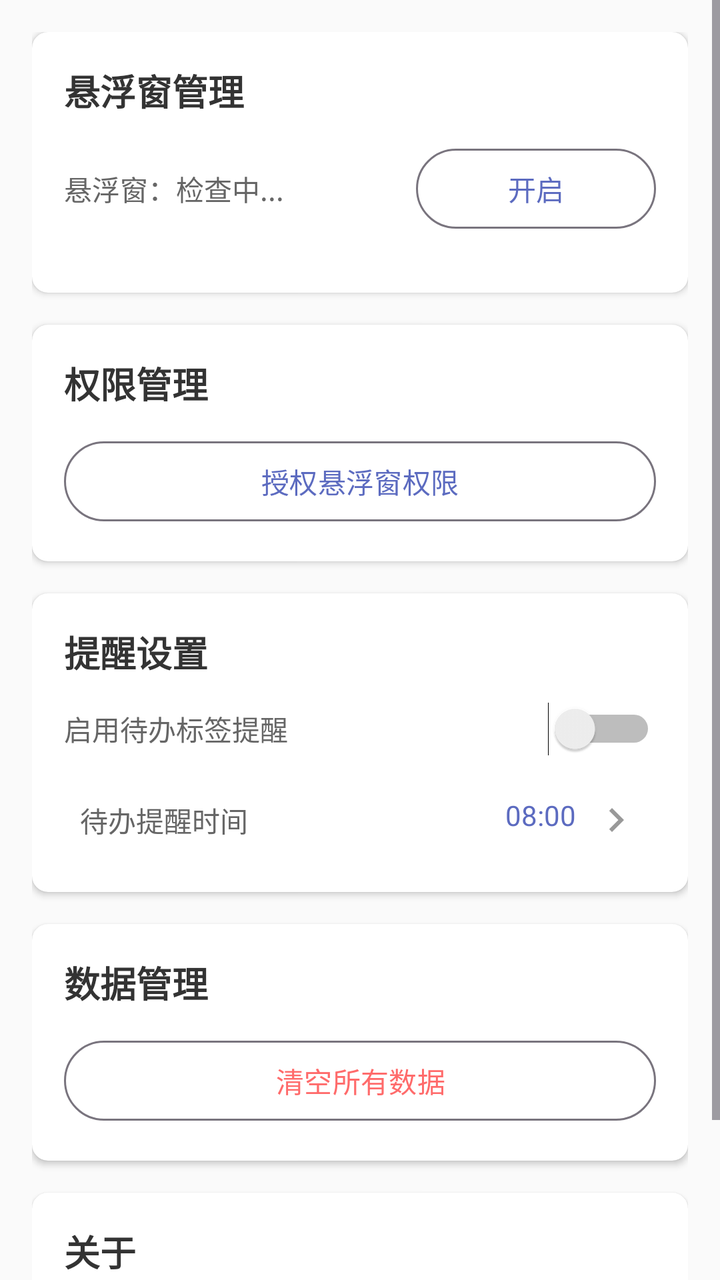
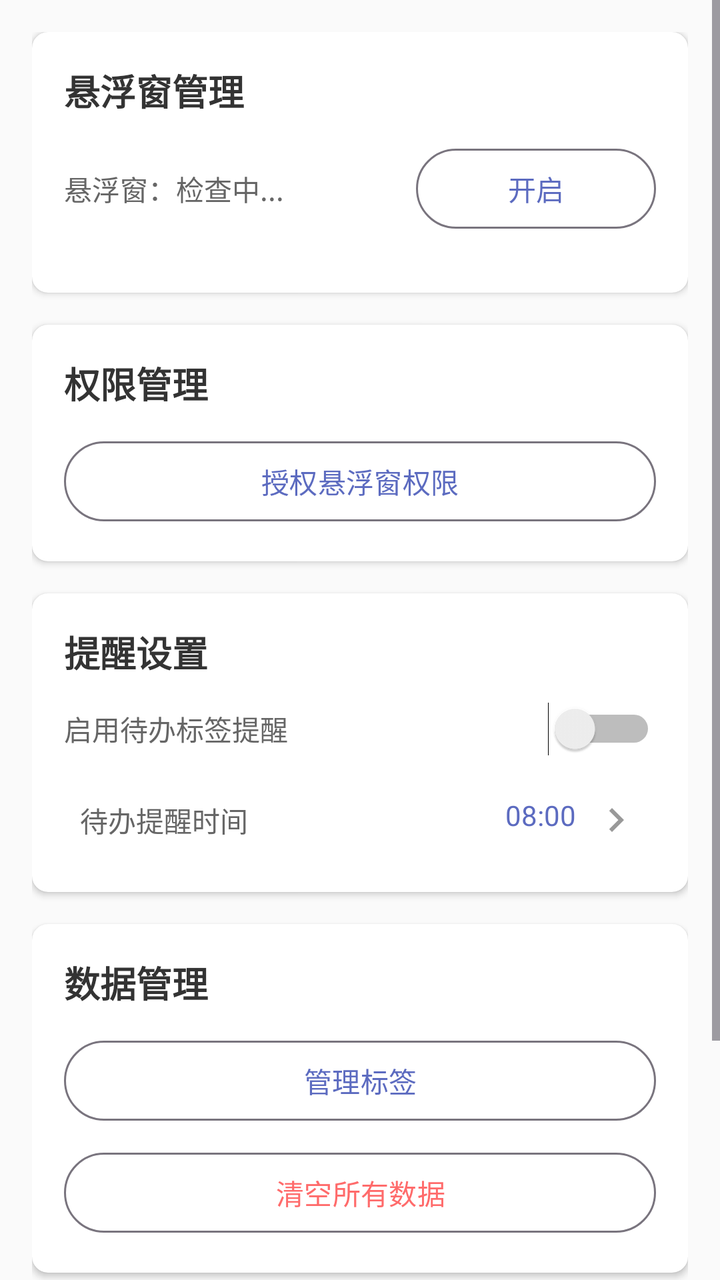

The first picture is an Android layout as it rendered before a commit; the second is the same layout after the commit. The layout source and the unified diff follow.
<!-- AndroidManifest.xml: application theme Theme.JishiClipboard -->
<!-- res/layout/fragment_settings.xml -->
<?xml version="1.0" encoding="utf-8"?>
<ScrollView xmlns:android="http://schemas.android.com/apk/res/android"
    xmlns:app="http://schemas.android.com/apk/res-auto"
    android:layout_width="match_parent"
    android:layout_height="match_parent"
    android:background="#FAFAFA">

    <LinearLayout
        android:layout_width="match_parent"
        android:layout_height="wrap_content"
        android:orientation="vertical"
        android:padding="16dp">

        
        <androidx.cardview.widget.CardView
            android:layout_width="match_parent"
            android:layout_height="wrap_content"
            android:layout_marginBottom="16dp"
            app:cardCornerRadius="8dp"
            app:cardElevation="2dp">

            <LinearLayout
                android:layout_width="match_parent"
                android:layout_height="wrap_content"
                android:orientation="vertical"
                android:padding="16dp">

                <TextView
                    android:layout_width="wrap_content"
                    android:layout_height="wrap_content"
                    android:text="悬浮窗管理"
                    android:textSize="18sp"
                    android:textStyle="bold"
                    android:textColor="#333333"
                    android:layout_marginBottom="12dp" />

                <LinearLayout
                    android:layout_width="match_parent"
                    android:layout_height="wrap_content"
                    android:orientation="horizontal"
                    android:gravity="center_vertical"
                    android:layout_marginBottom="12dp">

                    <TextView
                        android:id="@+id/statusText"
                        android:layout_width="0dp"
                        android:layout_height="wrap_content"
                        android:layout_weight="1"
                        android:text="悬浮窗：检查中..."
                        android:textSize="14sp"
                        android:textColor="#666666" />

                    <Button
                        android:id="@+id/toggleButton"
                        android:layout_width="wrap_content"
                        android:layout_height="wrap_content"
                        android:text="开启"
                        android:minWidth="120dp"
                        style="@style/Widget.Material3.Button.OutlinedButton" />

                </LinearLayout>

            </LinearLayout>

        </androidx.cardview.widget.CardView>

        
        <androidx.cardview.widget.CardView
            android:layout_width="match_parent"
            android:layout_height="wrap_content"
            android:layout_marginBottom="16dp"
            app:cardCornerRadius="8dp"
            app:cardElevation="2dp">

            <LinearLayout
                android:layout_width="match_parent"
                android:layout_height="wrap_content"
                android:orientation="vertical"
                android:padding="16dp">

                <TextView
                    android:layout_width="wrap_content"
                    android:layout_height="wrap_content"
                    android:text="权限管理"
                    android:textSize="18sp"
                    android:textStyle="bold"
                    android:textColor="#333333"
                    android:layout_marginBottom="12dp" />

                <Button
                    android:id="@+id/permissionButton"
                    android:layout_width="match_parent"
                    android:layout_height="wrap_content"
                    android:text="授权悬浮窗权限"
                    android:textSize="14sp"
                    style="@style/Widget.Material3.Button.OutlinedButton" />

            </LinearLayout>

        </androidx.cardview.widget.CardView>

        
        <androidx.cardview.widget.CardView
            android:layout_width="match_parent"
            android:layout_height="wrap_content"
            android:layout_marginBottom="16dp"
            app:cardCornerRadius="8dp"
            app:cardElevation="2dp">

            <LinearLayout
                android:layout_width="match_parent"
                android:layout_height="wrap_content"
                android:orientation="vertical"
                android:padding="16dp">

                <TextView
                    android:layout_width="wrap_content"
                    android:layout_height="wrap_content"
                    android:text="提醒设置"
                    android:textSize="18sp"
                    android:textStyle="bold"
                    android:textColor="#333333"
                    android:layout_marginBottom="12dp" />

                
                <LinearLayout
                    android:layout_width="match_parent"
                    android:layout_height="wrap_content"
                    android:orientation="horizontal"
                    android:gravity="center_vertical"
                    android:layout_marginBottom="12dp">

                    <TextView
                        android:layout_width="0dp"
                        android:layout_height="wrap_content"
                        android:layout_weight="1"
                        android:text="启用待办标签提醒"
                        android:textSize="14sp"
                        android:textColor="#666666" />

                    <Switch
                        android:id="@+id/todoReminderSwitch"
                        android:layout_width="wrap_content"
                        android:layout_height="wrap_content" />

                </LinearLayout>

                
                <LinearLayout
                    android:id="@+id/todoReminderTimeLayout"
                    android:layout_width="match_parent"
                    android:layout_height="wrap_content"
                    android:orientation="horizontal"
                    android:gravity="center_vertical"
                    android:background="?attr/selectableItemBackground"
                    android:padding="8dp"
                    android:clickable="true"
                    android:focusable="true">

                    <TextView
                        android:layout_width="0dp"
                        android:layout_height="wrap_content"
                        android:layout_weight="1"
                        android:text="待办提醒时间"
                        android:textSize="14sp"
                        android:textColor="#666666" />

                    <TextView
                        android:id="@+id/todoReminderTimeText"
                        android:layout_width="wrap_content"
                        android:layout_height="wrap_content"
                        android:text="08:00"
                        android:textSize="14sp"
                        android:textColor="@color/primary"
                        android:drawableEnd="@drawable/ic_arrow_right"
                        android:drawablePadding="8dp" />

                </LinearLayout>

            </LinearLayout>

        </androidx.cardview.widget.CardView>

        
        <androidx.cardview.widget.CardView
            android:layout_width="match_parent"
            android:layout_height="wrap_content"
            android:layout_marginBottom="16dp"
            app:cardCornerRadius="8dp"
            app:cardElevation="2dp">

            <LinearLayout
                android:layout_width="match_parent"
                android:layout_height="wrap_content"
                android:orientation="vertical"
                android:padding="16dp">

                <TextView
                    android:layout_width="wrap_content"
                    android:layout_height="wrap_content"
                    android:text="数据管理"
                    android:textSize="18sp"
                    android:textStyle="bold"
                    android:textColor="#333333"
                    android:layout_marginBottom="12dp" />

                <Button
                    android:id="@+id/clearDataButton"
                    android:layout_width="match_parent"
                    android:layout_height="wrap_content"
                    android:text="清空所有数据"
                    android:textSize="14sp"
                    style="@style/Widget.Material3.Button.OutlinedButton"
                    android:textColor="#FF6B6B" />

            </LinearLayout>

        </androidx.cardview.widget.CardView>

        
        <androidx.cardview.widget.CardView
            android:layout_width="match_parent"
            android:layout_height="wrap_content"
            android:layout_marginBottom="16dp"
            app:cardCornerRadius="8dp"
            app:cardElevation="2dp">

            <LinearLayout
                android:layout_width="match_parent"
                android:layout_height="wrap_content"
                android:orientation="vertical"
                android:padding="16dp">

                <TextView
                    android:layout_width="wrap_content"
                    android:layout_height="wrap_content"
                    android:text="关于"
                    android:textSize="18sp"
                    android:textStyle="bold"
                    android:textColor="#333333"
                    android:layout_marginBottom="8dp" />

                <TextView
                    android:layout_width="wrap_content"
                    android:layout_height="wrap_content"
                    android:text="版本 1.0\n© 2024 及时记"
                    android:textSize="12sp"
                    android:textColor="#666666"
                    android:lineSpacingExtra="2dp" />

            </LinearLayout>

        </androidx.cardview.widget.CardView>

    </LinearLayout>

</ScrollView>
<!-- resources referenced by this layout -->
<resources>
  <color name="primary">#5C6BC0</color>
  <!-- drawable ic_arrow_right (drawable) -->
  <?xml version="1.0" encoding="utf-8"?>
  <vector xmlns:android="http://schemas.android.com/apk/res/android"
      android:width="24dp"
      android:height="24dp"
      android:viewportWidth="24"
      android:viewportHeight="24">
      <path
          android:fillColor="#999999"
          android:pathData="M10,6L8.59,7.41 13.17,12l-4.58,4.59L10,18l6,-6z"/>
  </vector>
  <style name="Theme.JishiClipboard" parent="Base.Theme.JishiClipboard" />
  <style name="Base.Theme.JishiClipboard" parent="Theme.Material3.DayNight.NoActionBar">
          <item name="colorPrimary">@color/primary</item>
          <item name="colorPrimaryDark">@color/primary_dark</item>
      </style>
  <color name="primary_dark">#3F51B5</color>
</resources>

<!-- the commit's change to res/layout/fragment_settings.xml (unified diff, before → after) -->
@@ -205,6 +205,15 @@
                     android:layout_marginBottom="12dp" />
 
                 <Button
+                    android:id="@+id/tagManageButton"
+                    android:layout_width="match_parent"
+                    android:layout_height="wrap_content"
+                    android:text="管理标签"
+                    android:textSize="14sp"
+                    style="@style/Widget.Material3.Button.OutlinedButton"
+                    android:layout_marginBottom="8dp" />
+
+                <Button
                     android:id="@+id/clearDataButton"
                     android:layout_width="match_parent"
                     android:layout_height="wrap_content"
